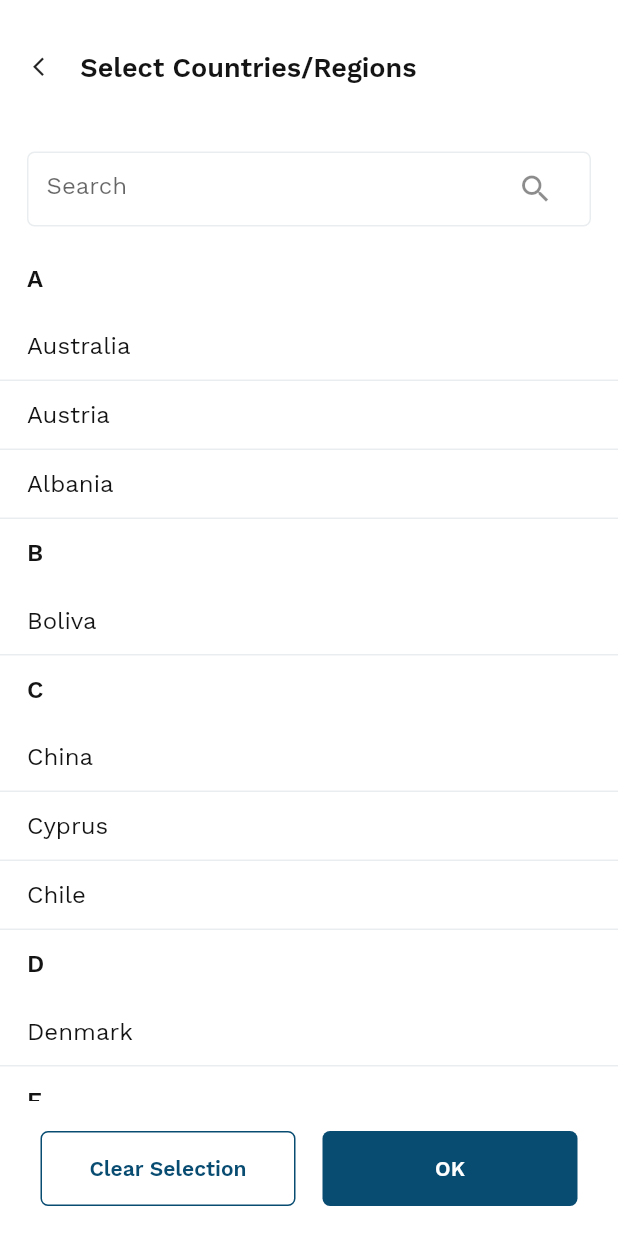
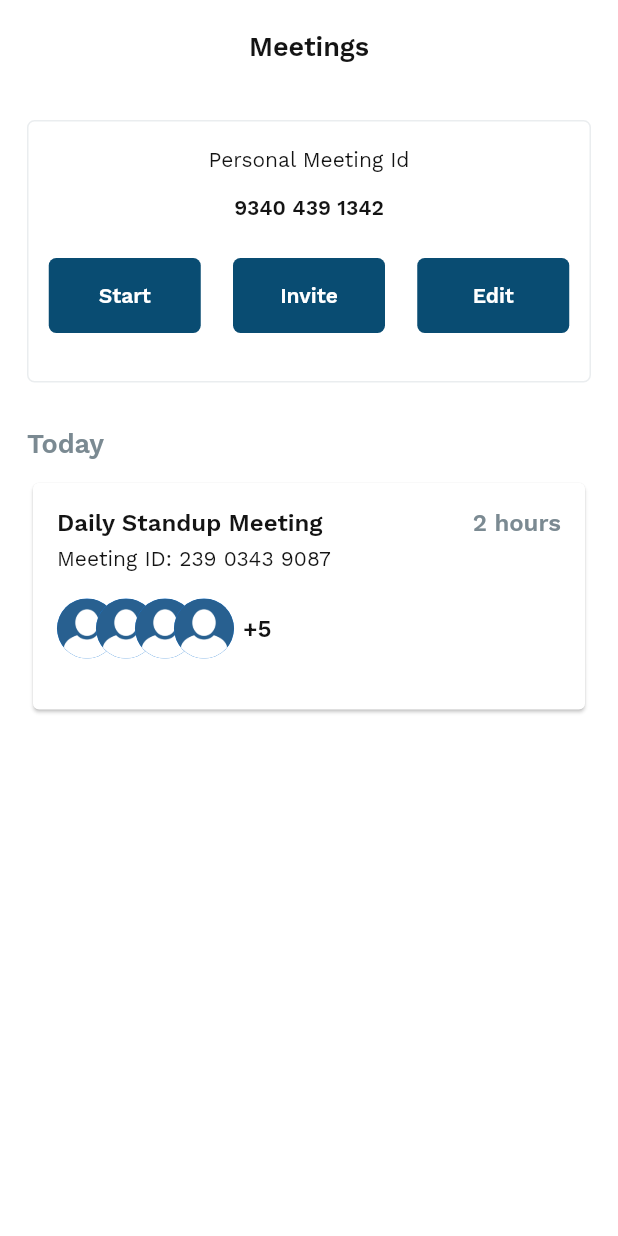
Before and after one commit to raister21/neewzoom, a Flutter app: the screen it shows after launch, on a phone screen of 412 x 824 dp. Run offline on Flutter 3.47's test engine with Material 2 defaults, Android fonts, the light colour scheme and no system bars; our stand-ins replace bloc, equatable, flutter_bloc, flutter_svg.

Commit message:
Created avatar stack for meetings page

```diff
--- /dev/null
+++ b/lib/custome_widgets/avatars_stack.dart
@@ -0,0 +1,102 @@
+import 'package:flutter/material.dart';
+import 'package:neewzoom/constants/ui_constants.dart';
+
+class AvatarsStack extends StatefulWidget {
+  final List<String> listOfAvatars;
+  const AvatarsStack({Key? key, required this.listOfAvatars}) : super(key: key);
+
+  @override
+  _AvatarsStackState createState() => _AvatarsStackState();
+}
+
+class _AvatarsStackState extends State<AvatarsStack> {
+  final UIconstants uIconstants = UIconstants();
+
+  List<Padding> _getAvatars() {
+    List<Padding> avatars = [];
+    int startValue = 0;
+    int multiplier = 0;
+    double displacementValue = 26;
+
+    if (widget.listOfAvatars.length > 4) {
+      startValue = widget.listOfAvatars.length - 4;
+    }
+    for (int x = startValue; x < widget.listOfAvatars.length; x++) {
+      var temp = Padding(
+        padding: EdgeInsets.only(left: displacementValue * multiplier),
+        child: CircleAvatar(
+          radius: 20,
+          backgroundImage: AssetImage(widget.listOfAvatars[x]),
+        ),
+      );
+
+      avatars.add(temp);
+      multiplier++;
+    }
+
+    return avatars;
+  }
+
+  @override
+  Widget build(BuildContext context) {
+    return Row(
+      children: [_pictureStack(), _counterText(widget.listOfAvatars.length)],
+    );
+  }
+
+  Widget _pictureStack() {
+    if (widget.listOfAvatars.isEmpty) {
+      return Container();
+    }
+    return Stack(
+      children: _getAvatars(),
+      // children: [
+      //   CircleAvatar(
+      //     radius: 20,
+      //     backgroundImage: AssetImage('assets/image/demo_profile.png'),
+      //   ),
+      //   Padding(
+      //     padding: EdgeInsets.only(left: 26),
+      //     child: CircleAvatar(
+      //       radius: 20,
+      //       backgroundImage: AssetImage('assets/image/demo_profile.png'),
+      //     ),
+      //   ),
+      //   Padding(
+      //     padding: EdgeInsets.only(left: 26 * 2),
+      //     child: CircleAvatar(
+      //       radius: 20,
+      //       backgroundImage: AssetImage('assets/image/demo_profile.png'),
+      //     ),
+      //   ),
+      //   Padding(
+      //     padding: EdgeInsets.only(left: 26 * 3),
+      //     child: CircleAvatar(
+      //       radius: 20,
+      //       backgroundImage: AssetImage('assets/image/demo_profile.png'),
+      //     ),
+      //   ),
+      // ],
+    );
+  }
+
+  Widget _counterText(int count) {
+    if (count == 0) {
+      return Container();
+    } else {
+      return Padding(
+        padding: EdgeInsets.only(left: 6),
+        child: Text(
+          "+" + count.toString(),
+          style: TextStyle(
+            fontFamily: 'WorkSans',
+            fontSize: 16,
+            height: 1.3,
+            fontWeight: FontWeight.w600,
+            color: uIconstants.defaultFontColor,
+          ),
+        ),
+      );
+    }
+  }
+}
--- a/lib/main.dart
+++ b/lib/main.dart
@@ -1,6 +1,7 @@
 import 'package:flutter/material.dart';
 import 'package:flutter_bloc/flutter_bloc.dart';
 import 'package:neewzoom/constants/ui_constants.dart';
+import 'package:neewzoom/presentation/meetings/meetings_page.dart';
 import 'package:neewzoom/presentation/otp_number.dart';
 import 'package:neewzoom/presentation/otp_verification.dart';
 import 'package:neewzoom/presentation/schedule_meeting/approve_block_page.dart';
@@ -19,7 +20,7 @@ void main() {
 
 class MyApp extends StatelessWidget {
   final UIconstants uIconstants = UIconstants();
-  OtpBloc _otpBloc = OtpBloc();
+  final OtpBloc _otpBloc = OtpBloc();
   @override
   Widget build(BuildContext context) {
     return MaterialApp(
@@ -30,7 +31,7 @@ class MyApp extends StatelessWidget {
       ),
       home: BlocProvider.value(
         value: _otpBloc,
-        child: SafeArea(child: SelectRegionPage()),
+        child: SafeArea(child: MeetingsPage()),
       ),
     );
   }
--- /dev/null
+++ b/lib/presentation/meetings/meetings_page.dart
@@ -0,0 +1,265 @@
+import 'package:flutter/material.dart';
+import 'package:neewzoom/constants/ui_constants.dart';
+import 'package:neewzoom/custome_widgets/avatars_stack.dart';
+
+class MeetingsPage extends StatefulWidget {
+  const MeetingsPage({Key? key}) : super(key: key);
+
+  @override
+  _MeetingsPageState createState() => _MeetingsPageState();
+}
+
+class _MeetingsPageState extends State<MeetingsPage> {
+  final UIconstants uIconstants = UIconstants();
+  // Dummy data
+  List<String> _avatars = [
+    'assets/image/demo_profile.png',
+    'assets/image/demo_profile.png',
+    'assets/image/demo_profile.png',
+    'assets/image/demo_profile.png',
+    'assets/image/demo_profile.png',
+  ];
+
+  @override
+  Widget build(BuildContext context) {
+    return Scaffold(body: _meetingsPageView());
+  }
+
+  Widget _meetingsPageView() {
+    return Container(
+      color: Colors.white,
+      child: Column(
+        children: [
+          _headerBar(),
+          _meetingControlBlock(),
+          _dayTitle("Today"),
+          _meetingsCard(
+              "Daily Standup Meeting", "Meeting ID: 239 0343 9087", "2 hours")
+        ],
+      ),
+    );
+  }
+
+  Widget _headerBar() {
+    return Container(
+      padding: EdgeInsets.symmetric(
+          horizontal: uIconstants.defaultIconPads, vertical: 20.5),
+      child: Center(
+        child: Text(
+          "Meetings",
+          style: TextStyle(
+              fontFamily: 'WorkSans',
+              fontSize: 18,
+              fontWeight: FontWeight.w600,
+              color: uIconstants.defaultFontColor),
+        ),
+      ),
+    );
+  }
+
+  Widget _meetingControlBlock() {
+    return Padding(
+      padding: EdgeInsets.all(uIconstants.defaultPads),
+      child: Container(
+        padding: EdgeInsets.symmetric(vertical: uIconstants.defaultsmallPads),
+        width: MediaQuery.of(context).size.width,
+        decoration: BoxDecoration(
+          border: Border.all(color: uIconstants.defaultBackGroundColor),
+          borderRadius: BorderRadius.all(
+            Radius.circular(uIconstants.defaultInputBorderRadius),
+          ),
+        ),
+        child: Column(
+          children: [
+            Padding(
+              padding: EdgeInsets.symmetric(vertical: 4.0),
+              child: Text(
+                "Personal Meeting Id",
+                style: TextStyle(
+                    fontFamily: 'WorkSans',
+                    fontSize: 14,
+                    height: 1.3,
+                    color: uIconstants.defaultFontColor),
+              ),
+            ),
+            Padding(
+              padding: EdgeInsets.symmetric(vertical: 4.0),
+              child: Text(
+                "9340 439 1342",
+                style: TextStyle(
+                    fontFamily: 'WorkSans',
+                    fontSize: 14,
+                    height: 1.8,
+                    fontWeight: FontWeight.w600,
+                    color: uIconstants.defaultFontColor),
+              ),
+            ),
+            _controllButtonBar(),
+          ],
+        ),
+      ),
+    );
+  }
+
+  Widget _controllButtonBar() {
+    return Padding(
+      padding: EdgeInsets.symmetric(
+        vertical: uIconstants.defaultsmallPads,
+      ),
+      child: Row(
+        mainAxisAlignment: MainAxisAlignment.spaceEvenly,
+        children: [
+          TextButton(
+            onPressed: () {},
+            child: Container(
+              height: uIconstants.defaultButtonHeight,
+              width: MediaQuery.of(context).size.width / 3 -
+                  3 * uIconstants.defaultsmallPads,
+              decoration: BoxDecoration(
+                color: uIconstants.defaultPrimaryColor,
+                borderRadius: BorderRadius.all(
+                  Radius.circular(uIconstants.defaultInputBorderRadius),
+                ),
+              ),
+              child: Center(
+                child: Text(
+                  "Start",
+                  style: TextStyle(
+                      fontFamily: 'WorkSans',
+                      color: Colors.white,
+                      fontWeight: FontWeight.w700),
+                ),
+              ),
+            ),
+          ),
+          TextButton(
+            onPressed: () {},
+            child: Container(
+              height: uIconstants.defaultButtonHeight,
+              width: MediaQuery.of(context).size.width / 3 -
+                  3 * uIconstants.defaultsmallPads,
+              decoration: BoxDecoration(
+                color: uIconstants.defaultPrimaryColor,
+                borderRadius: BorderRadius.all(
+                  Radius.circular(uIconstants.defaultInputBorderRadius),
+                ),
+              ),
+              child: Center(
+                child: Text(
+                  "Invite",
+                  style: TextStyle(
+                      fontFamily: 'WorkSans',
+                      color: Colors.white,
+                      fontWeight: FontWeight.w700),
+                ),
+              ),
+            ),
+          ),
+          TextButton(
+            onPressed: () {},
+            child: Container(
+              height: uIconstants.defaultButtonHeight,
+              width: MediaQuery.of(context).size.width / 3 -
+                  3 * uIconstants.defaultsmallPads,
+              decoration: BoxDecoration(
+                color: uIconstants.defaultPrimaryColor,
+                borderRadius: BorderRadius.all(
+                  Radius.circular(uIconstants.defaultInputBorderRadius),
+                ),
+              ),
+              child: Center(
+                child: Text(
+                  "Edit",
+                  style: TextStyle(
+                      fontFamily: 'WorkSans',
+                      color: Colors.white,
+                      fontWeight: FontWeight.w700),
+                ),
+              ),
+            ),
+          ),
+        ],
+      ),
+    );
+  }
+
+  Widget _dayTitle(String day) {
+    return Align(
+      alignment: Alignment.centerLeft,
+      child: Padding(
+        padding: EdgeInsets.symmetric(
+            vertical: uIconstants.defaultsmallPads,
+            horizontal: uIconstants.defaultPads),
+        child: Text(
+          day,
+          style: TextStyle(
+            fontFamily: 'WorkSans',
+            fontSize: 18,
+            fontWeight: FontWeight.w600,
+            color: uIconstants.defaultDarkBackground,
+          ),
+        ),
+      ),
+    );
+  }
+
+  Widget _meetingsCard(String title, String id, String hours) {
+    return Padding(
+      padding: EdgeInsets.symmetric(horizontal: uIconstants.defaultPads),
+      child: Card(
+        child: Container(
+          padding: EdgeInsets.all(uIconstants.defaultsmallPads + 4),
+          child: Column(
+            crossAxisAlignment: CrossAxisAlignment.start,
+            children: [
+              Row(
+                mainAxisAlignment: MainAxisAlignment.spaceBetween,
+                children: [
+                  Text(
+                    title,
+                    style: TextStyle(
+                      fontFamily: 'WorkSans',
+                      fontSize: 16,
+                      height: 1.3,
+                      fontWeight: FontWeight.w600,
+                      color: uIconstants.defaultFontColor,
+                    ),
+                  ),
+                  Text(
+                    hours,
+                    style: TextStyle(
+                      fontFamily: 'WorkSans',
+                      fontSize: 16,
+                      height: 1.3,
+                      fontWeight: FontWeight.w600,
+                      color: uIconstants.defaultDarkBackground,
+                    ),
+                  ),
+                ],
+              ),
+              Padding(
+                padding: EdgeInsets.only(top: 4),
+                child: Text(
+                  id,
+                  style: TextStyle(
+                    fontFamily: 'WorkSans',
+                    fontSize: 14,
+                    height: 1.3,
+                    color: uIconstants.defaultFontColor,
+                  ),
+                ),
+              ),
+              Padding(
+                padding:
+                    EdgeInsets.symmetric(vertical: uIconstants.defaultPads),
+                child: AvatarsStack(
+                  listOfAvatars: _avatars,
+                ),
+              )
+            ],
+          ),
+        ),
+      ),
+    );
+  }
+}
--- a/lib/presentation/schedule_meeting/select_region_page.dart
+++ b/lib/presentation/schedule_meeting/select_region_page.dart
@@ -50,7 +50,7 @@ class _SelectRegionPageState extends State<SelectRegionPage> {
           vertical: uIconstants.defaultsmallPads,
           horizontal: uIconstants.defaultPads),
       child: Row(
-        mainAxisAlignment: MainAxisAlignment.spaceAround,
+        mainAxisAlignment: MainAxisAlignment.spaceEvenly,
         children: [
           TextButton(
             onPressed: () {},
```
Also changed, not shown: assets/image/demo_profile.png (added), assets/image/demo_profile2.png (added), assets/image/nepalFlag.png (deleted).
